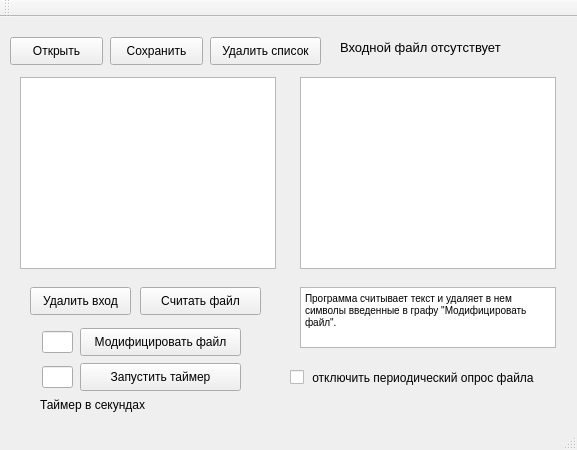
Above: QtGuiTestProject/QtGuiTestProject.ui from SergeyG22/GuiProject before the change. Below: the same form after it.
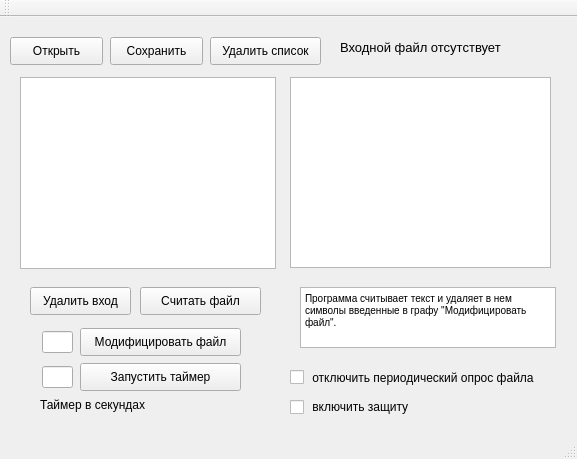
That is the form after the change.

Commit message: добавлена защита , исправлен ui , мелкие корректировки

```diff
--- a/QtGuiTestProject/QtGuiTestProject.ui
+++ b/QtGuiTestProject/QtGuiTestProject.ui
@@ -7,7 +7,7 @@
     <x>0</x>
     <y>0</y>
     <width>577</width>
-    <height>450</height>
+    <height>459</height>
    </rect>
   </property>
   <property name="windowTitle">
@@ -37,16 +37,6 @@
      <string>Удалить вход</string>
     </property>
    </widget>
-   <widget class="QListView" name="listView">
-    <property name="geometry">
-     <rect>
-      <x>300</x>
-      <y>60</y>
-      <width>256</width>
-      <height>192</height>
-     </rect>
-    </property>
-   </widget>
    <widget class="QPushButton" name="pushButton_open_file">
     <property name="geometry">
      <rect>
@@ -206,6 +196,29 @@
 &lt;p style=&quot; margin-top:0px; margin-bottom:0px; margin-left:0px; margin-right:0px; -qt-block-indent:0; text-indent:0px;&quot;&gt;Программа считывает текст и удаляет в нем символы введенные в графу &amp;quot;Модифицировать файл&amp;quot;.&lt;/p&gt;&lt;/body&gt;&lt;/html&gt;</string>
     </property>
    </widget>
+   <widget class="QTextBrowser" name="textBrowser_2">
+    <property name="geometry">
+     <rect>
+      <x>290</x>
+      <y>60</y>
+      <width>261</width>
+      <height>191</height>
+     </rect>
+    </property>
+   </widget>
+   <widget class="QCheckBox" name="checkBox">
+    <property name="geometry">
+     <rect>
+      <x>290</x>
+      <y>380</y>
+      <width>151</width>
+      <height>20</height>
+     </rect>
+    </property>
+    <property name="text">
+     <string> включить защиту</string>
+    </property>
+   </widget>
   </widget>
   <widget class="QToolBar" name="mainToolBar">
    <attribute name="toolBarArea">
```
The commit also changes 3 other files.
